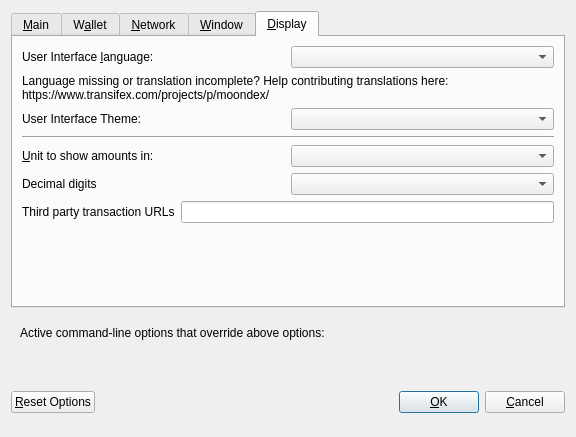
Old version of the form src/qt/forms/optionsdialog.ui in the repository SMScoin/smscoin.
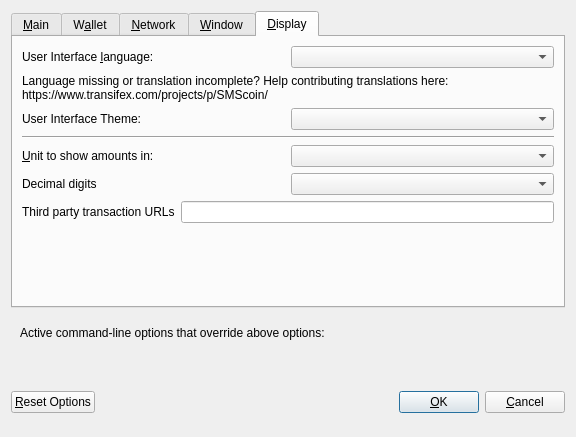
New version of the form. The open tabs and pages were chosen to show the change. Custom widgets are drawn as their Qt base class.

```diff
--- a/src/qt/forms/optionsdialog.ui
+++ b/src/qt/forms/optionsdialog.ui
@@ -693,7 +693,7 @@
          </property>
          <property name="text">
           <string>Language missing or translation incomplete? Help contributing translations here:
-https://www.transifex.com/projects/p/moondex/</string>
+https://www.transifex.com/projects/p/SMScoin/</string>
          </property>
          <property name="wordWrap">
           <bool>true</bool>
```
